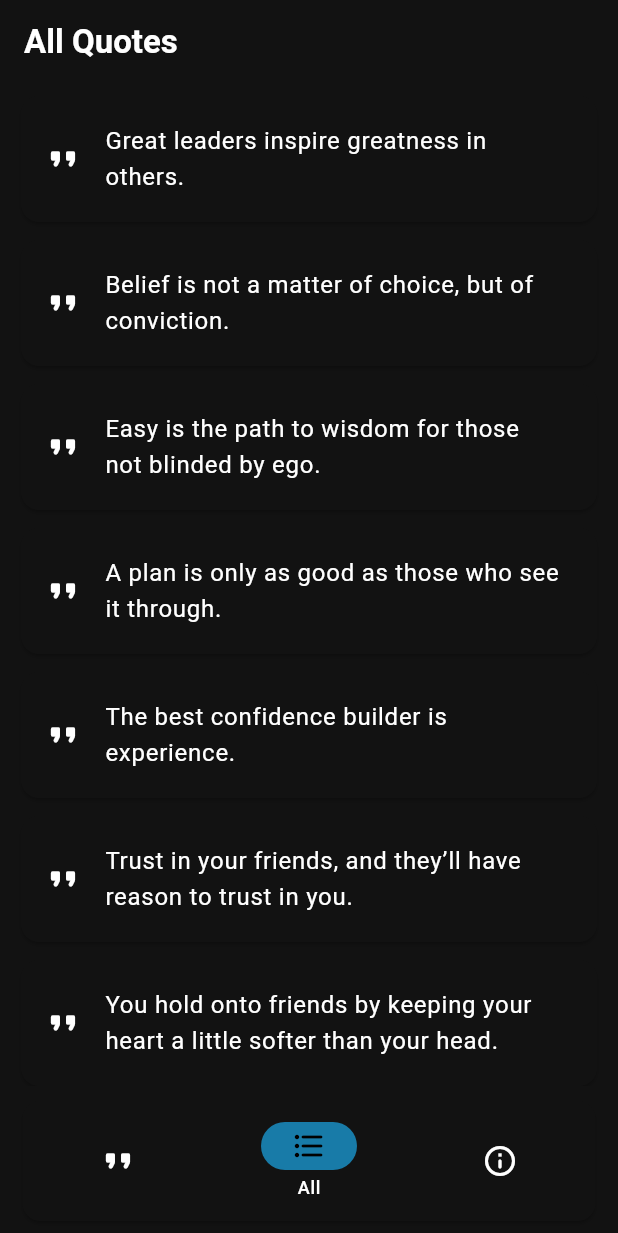
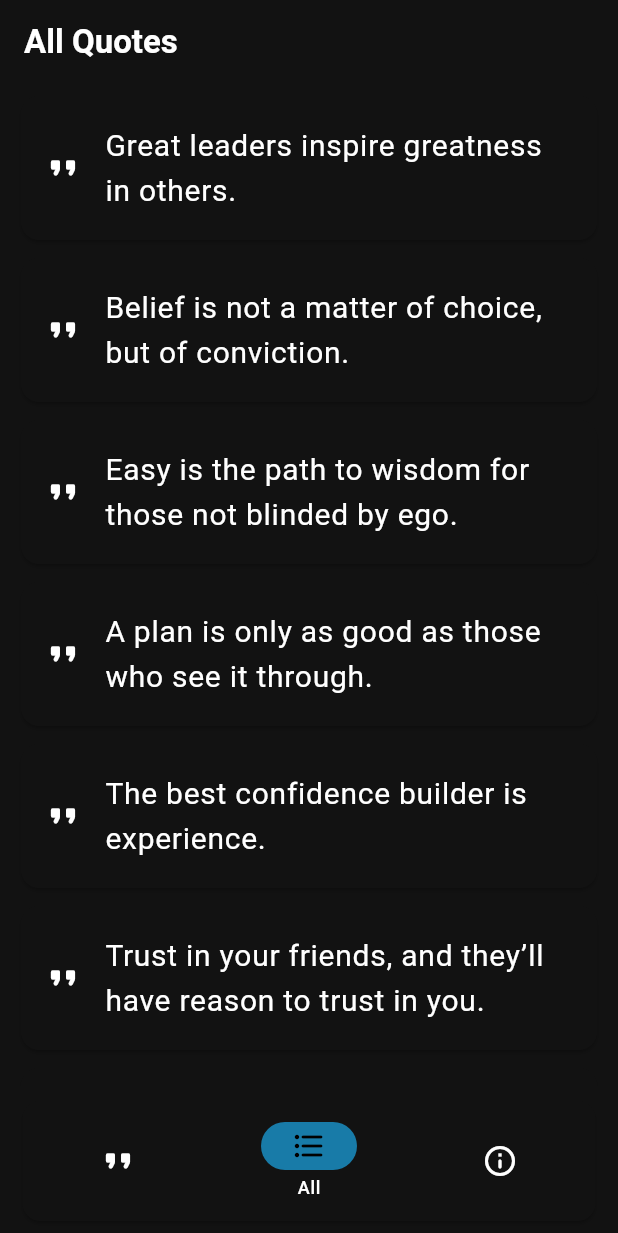
Before and after one commit to toledoanderson/clone-wars-quotes, a Flutter app: the screen it shows after launch, item 2 of the bottom bar chosen, on a phone screen of 412 x 824 dp. Shown: the top 1233 px of the screen. Run offline on Flutter 3.47's test engine with Material 2 defaults, Android fonts, the phone set to English and light mode, and no system bars; our stand-ins replace share_plus.

Commit message:
Minor changes.

```diff
--- a/lib/Principal.dart
+++ b/lib/Principal.dart
@@ -32,8 +32,7 @@ class _PrincipalState extends State<Principal> {
           },
           selectedIndex: screenIndex,
           backgroundColor: Colors.transparent,
-          indicatorColor: Color.fromRGBO(
-              24, 123, 168, 1), //Theme.of(context).highlightColor,
+          indicatorColor: Color.fromRGBO(24, 123, 168, 1),
           labelBehavior: NavigationDestinationLabelBehavior.onlyShowSelected,
 
           destinations: [
--- a/lib/QuotesList.dart
+++ b/lib/QuotesList.dart
@@ -1,7 +1,6 @@
 import 'package:flutter/material.dart';
 
 class AllQuotes extends StatefulWidget {
-
 
   AllQuotes({super.key});
 
@@ -10,6 +9,7 @@ class AllQuotes extends StatefulWidget {
 }
 
 class _AllQuotesState extends State<AllQuotes> {
+  // String quoteToShare = '';
   List<String> quotesList = [
     "Great leaders inspire greatness in others.",
     "Belief is not a matter of choice, but of conviction.",
@@ -143,6 +143,14 @@ class _AllQuotesState extends State<AllQuotes> {
   ];
 
   @override
+
+  // void shareQuote () {
+  //   int? indexShare = index;
+  //   setState(() {
+  //     quoteToShare = quotesList[indexShare];
+  //   });
+  // }
+
   Widget build(BuildContext context) {
     return Scaffold(
       appBar: AppBar(
@@ -160,11 +168,12 @@ class _AllQuotesState extends State<AllQuotes> {
             child: Card(
               color: Theme.of(context).primaryColor,
               child: ListTile(
+                //onTap: ,
                 leading: const Icon(Icons.format_quote_rounded),
                 title: Padding(
                   padding: const EdgeInsets.fromLTRB(0, 10, 0, 10),
                   child: Text(quotesList[index],
-                  //textScaleFactor: 1.25,
+                  textScaleFactor: 1.25,
                   style: const TextStyle(
                     fontWeight: FontWeight.normal,
 
```
Also changed, not shown: 1 other file.
